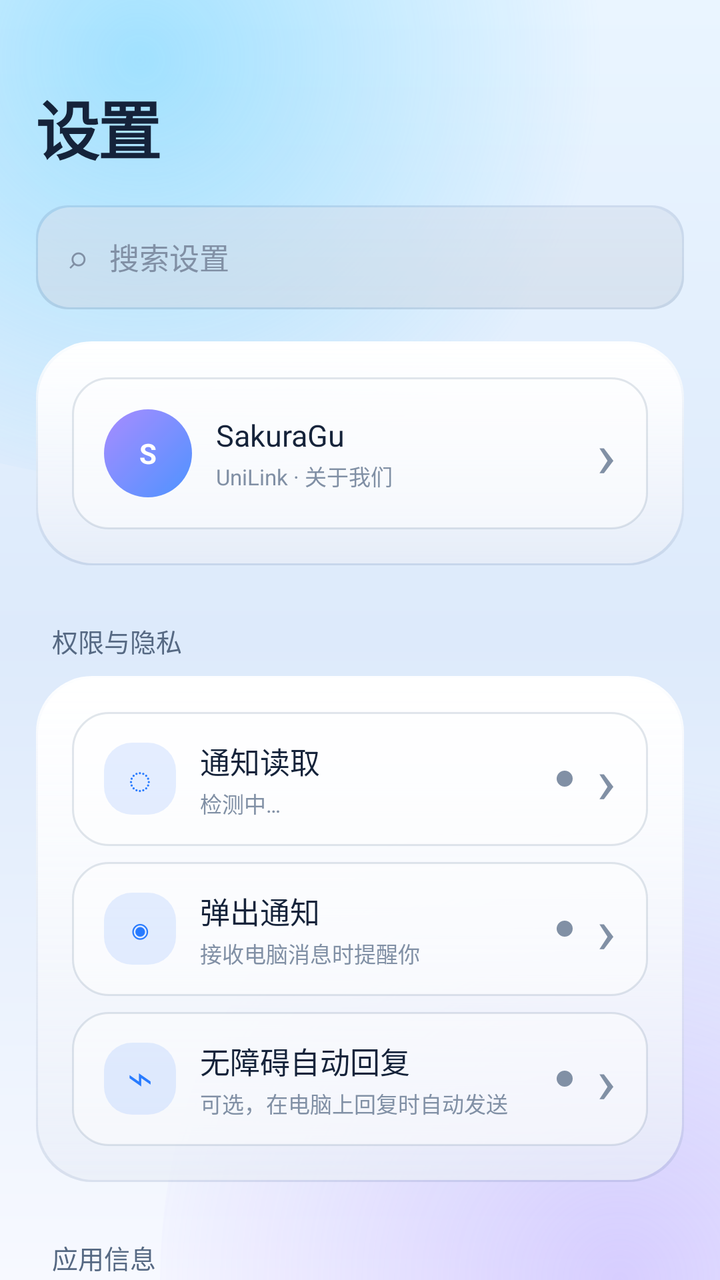
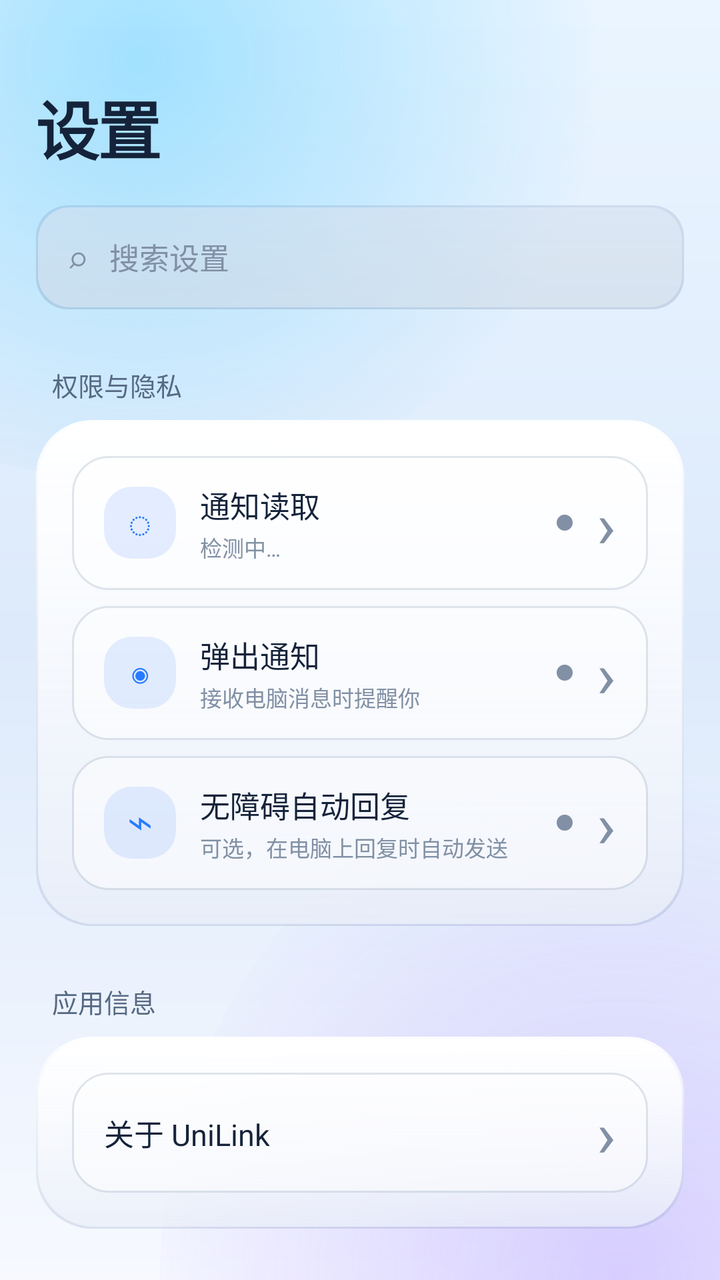

Before-and-after screenshots of an Android layout around one commit, followed by the original layout XML and the change that was made.
<!-- AndroidManifest.xml: application theme Theme.UniLink -->
<!-- res/layout/page_settings.xml -->
<?xml version="1.0" encoding="utf-8"?>
<ScrollView xmlns:android="http://schemas.android.com/apk/res/android" android:id="@+id/pageSettings" style="@style/PageScroll">
    <LinearLayout style="@style/PageColumn">
        <Space android:layout_width="match_parent" android:layout_height="@dimen/sp_3xl" />
        <TextView android:layout_width="wrap_content" android:layout_height="wrap_content" android:text="@string/tab_settings" style="@style/TextDisplay" />
        <TextView android:layout_width="match_parent" android:layout_height="52dp" android:layout_marginTop="@dimen/sp_lg" android:background="@drawable/field_glass" android:gravity="center_vertical" android:paddingStart="@dimen/sp_lg" android:text="⌕   搜索设置" android:textColor="@color/ink_tertiary" android:textSize="@dimen/t_body" />

        <LinearLayout android:layout_marginTop="@dimen/sp_lg" style="@style/CardGlass">
            <LinearLayout android:id="@+id/btnAbout" android:layout_width="match_parent" android:layout_height="76dp" android:background="@drawable/row_glass" android:clickable="true" android:focusable="true" android:gravity="center_vertical" android:orientation="horizontal" android:paddingStart="@dimen/sp_lg" android:paddingEnd="@dimen/sp_lg">
                <TextView android:layout_width="44dp" android:layout_height="44dp" android:background="@drawable/avatar_sakura" android:gravity="center" android:text="S" android:textColor="@android:color/white" android:textStyle="bold" />
                <LinearLayout android:layout_width="0dp" android:layout_height="wrap_content" android:layout_marginStart="@dimen/sp_md" android:layout_weight="1" android:orientation="vertical">
                    <TextView android:layout_width="wrap_content" android:layout_height="wrap_content" android:text="SakuraGu" style="@style/TextBody" />
                    <TextView android:layout_width="wrap_content" android:layout_height="wrap_content" android:layout_marginTop="2dp" android:text="UniLink · 关于我们" style="@style/TextCaption" />
                </LinearLayout>
                <TextView android:layout_width="wrap_content" android:layout_height="wrap_content" android:text="›" android:textColor="@color/ink_tertiary" android:textSize="32sp" />
            </LinearLayout>
        </LinearLayout>

        <TextView android:layout_width="wrap_content" android:layout_height="wrap_content" android:layout_marginTop="@dimen/sp_2xl" android:layout_marginStart="@dimen/sp_sm" android:text="权限与隐私" style="@style/TextLabel" />
        <LinearLayout android:layout_marginTop="@dimen/sp_sm" style="@style/CardGlass">
            <LinearLayout style="@style/InfoRow">
                <TextView android:layout_width="36dp" android:layout_height="36dp" android:background="@drawable/icon_tile" android:gravity="center" android:text="◌" android:textColor="@color/ac_primary" android:textSize="20sp" />
                <LinearLayout android:layout_width="0dp" android:layout_height="wrap_content" android:layout_marginStart="@dimen/sp_md" android:layout_weight="1" android:orientation="vertical">
                    <TextView android:layout_width="wrap_content" android:layout_height="wrap_content" android:text="@string/perm_notif_access" style="@style/TextBody" />
                    <TextView android:id="@+id/tvListener" android:layout_width="match_parent" android:layout_height="wrap_content" android:layout_marginTop="2dp" android:text="@string/perm_checking" style="@style/TextCaption" />
                </LinearLayout>
                <View android:id="@+id/dotNotifAccess" android:layout_width="8dp" android:layout_height="8dp" android:layout_marginEnd="@dimen/sp_md" android:background="@drawable/dot" />
                <TextView android:id="@+id/btnAccess" android:layout_width="wrap_content" android:layout_height="wrap_content" android:clickable="true" android:focusable="true" android:text="›" android:textColor="@color/ink_tertiary" android:textSize="32sp" />
            </LinearLayout>
            <LinearLayout android:layout_marginTop="@dimen/sp_sm" style="@style/InfoRow">
                <TextView android:layout_width="36dp" android:layout_height="36dp" android:background="@drawable/icon_tile" android:gravity="center" android:text="◉" android:textColor="@color/ac_primary" android:textSize="18sp" />
                <LinearLayout android:layout_width="0dp" android:layout_height="wrap_content" android:layout_marginStart="@dimen/sp_md" android:layout_weight="1" android:orientation="vertical">
                    <TextView android:layout_width="wrap_content" android:layout_height="wrap_content" android:text="@string/perm_notif_post" style="@style/TextBody" />
                    <TextView android:layout_width="match_parent" android:layout_height="wrap_content" android:layout_marginTop="2dp" android:text="@string/perm_notif_post_hint" style="@style/TextCaption" />
                </LinearLayout>
                <View android:id="@+id/dotNotifPost" android:layout_width="8dp" android:layout_height="8dp" android:layout_marginEnd="@dimen/sp_md" android:background="@drawable/dot" />
                <TextView android:id="@+id/btnPerm" android:layout_width="wrap_content" android:layout_height="wrap_content" android:clickable="true" android:focusable="true" android:text="›" android:textColor="@color/ink_tertiary" android:textSize="32sp" />
            </LinearLayout>
            <LinearLayout android:layout_marginTop="@dimen/sp_sm" style="@style/InfoRow">
                <TextView android:layout_width="36dp" android:layout_height="36dp" android:background="@drawable/icon_tile" android:gravity="center" android:text="⌁" android:textColor="@color/ac_primary" android:textSize="22sp" />
                <LinearLayout android:layout_width="0dp" android:layout_height="wrap_content" android:layout_marginStart="@dimen/sp_md" android:layout_weight="1" android:orientation="vertical">
                    <TextView android:layout_width="wrap_content" android:layout_height="wrap_content" android:text="@string/perm_a11y" style="@style/TextBody" />
                    <TextView android:id="@+id/tvA11y" android:layout_width="match_parent" android:layout_height="wrap_content" android:layout_marginTop="2dp" android:text="@string/perm_a11y_hint" style="@style/TextCaption" />
                </LinearLayout>
                <View android:id="@+id/dotA11y" android:layout_width="8dp" android:layout_height="8dp" android:layout_marginEnd="@dimen/sp_md" android:background="@drawable/dot" />
                <TextView android:id="@+id/btnA11y" android:layout_width="wrap_content" android:layout_height="wrap_content" android:clickable="true" android:focusable="true" android:text="›" android:textColor="@color/ink_tertiary" android:textSize="32sp" />
            </LinearLayout>
        </LinearLayout>

        <TextView android:layout_width="wrap_content" android:layout_height="wrap_content" android:layout_marginTop="@dimen/sp_2xl" android:layout_marginStart="@dimen/sp_sm" android:text="应用信息" style="@style/TextLabel" />
        <LinearLayout android:layout_marginTop="@dimen/sp_sm" style="@style/CardGlass">
            <LinearLayout android:id="@+id/btnAboutBottom" android:layout_width="match_parent" android:layout_height="60dp" android:background="@drawable/row_glass" android:clickable="true" android:focusable="true" android:gravity="center_vertical" android:orientation="horizontal" android:paddingStart="@dimen/sp_lg" android:paddingEnd="@dimen/sp_lg">
                <TextView android:layout_width="0dp" android:layout_height="wrap_content" android:layout_weight="1" android:text="关于 UniLink" style="@style/TextBody" />
                <TextView android:layout_width="wrap_content" android:layout_height="wrap_content" android:text="›" android:textColor="@color/ink_tertiary" android:textSize="32sp" />
            </LinearLayout>
        </LinearLayout>
    </LinearLayout>
</ScrollView>
<!-- resources referenced by this layout -->
<resources>
  <color name="ac_primary">#287BFF</color>
  <color name="ink_tertiary">#8190A5</color>
  <dimen name="sp_2xl">28dp</dimen>
  <dimen name="sp_3xl">40dp</dimen>
  <dimen name="sp_lg">16dp</dimen>
  <dimen name="sp_md">12dp</dimen>
  <dimen name="sp_sm">8dp</dimen>
  <dimen name="t_body">15sp</dimen>
  <!-- drawable avatar_sakura (drawable) -->
  <?xml version="1.0" encoding="utf-8"?>
  <shape xmlns:android="http://schemas.android.com/apk/res/android" android:shape="oval">
      <gradient android:angle="315" android:startColor="#A88CFF" android:endColor="#4E93FF" />
  </shape>
  <!-- drawable dot (drawable) -->
  <?xml version="1.0" encoding="utf-8"?>
  <shape xmlns:android="http://schemas.android.com/apk/res/android"
      android:shape="oval">
      <solid android:color="@color/ink_tertiary" />
  </shape>
  <!-- drawable icon_tile (drawable) -->
  <?xml version="1.0" encoding="utf-8"?>
  <shape xmlns:android="http://schemas.android.com/apk/res/android"
      android:shape="rectangle">
      <corners android:radius="@dimen/r_icon" />
      <solid android:color="@color/ac_primary_wash" />
  </shape>
  <string name="perm_a11y">无障碍自动回复</string>
  <string name="perm_a11y_hint">可选，在电脑上回复时自动发送</string>
  <string name="perm_checking">检测中…</string>
  <string name="perm_notif_access">通知读取</string>
  <string name="perm_notif_post">弹出通知</string>
  <string name="perm_notif_post_hint">接收电脑消息时提醒你</string>
  <string name="tab_settings">设置</string>
  <style name="PageColumn">
          <item name="android:layout_width">match_parent</item>
          <item name="android:layout_height">wrap_content</item>
          <item name="android:orientation">vertical</item>
      </style>
  <style name="TextBody">
          <item name="android:textSize">@dimen/t_body</item>
          <item name="android:textColor">@color/ink_primary</item>
      </style>
  <style name="TextCaption">
          <item name="android:textSize">@dimen/t_caption</item>
          <item name="android:textColor">@color/ink_tertiary</item>
      </style>
  <style name="TextDisplay">
          <item name="android:textSize">@dimen/t_display</item>
          <item name="android:textColor">@color/ink_primary</item>
          <item name="android:letterSpacing">-0.03</item>
          <item name="android:textStyle">bold</item>
          <item name="android:fontFamily">sans-serif</item>
      </style>
  <style name="TextLabel">
          <item name="android:textSize">@dimen/t_label</item>
          <item name="android:textColor">@color/ink_secondary</item>
          <item name="android:lineSpacingMultiplier">1.3</item>
      </style>
  <dimen name="r_control">16dp</dimen>
  <color name="field_edge">#36516E94</color>
  <color name="glass_edge_dark">#2B54709E</color>
  <dimen name="hairline">1dp</dimen>
  <color name="field_fill">#73EDF3FB</color>
  <dimen name="r_icon">14dp</dimen>
  <color name="ac_primary_wash">#254B8DFF</color>
  <color name="glass_press">#30FFFFFF</color>
  <dimen name="r_row">18dp</dimen>
  <color name="row_fill">#80FFFFFF</color>
  <color name="row_edge">#29446480</color>
  <dimen name="card_pad">18dp</dimen>
  <dimen name="h_row">60dp</dimen>
  <dimen name="gutter">18dp</dimen>
  <dimen name="dock_clearance">108dp</dimen>
  <color name="ink_primary">#15233A</color>
  <dimen name="t_caption">11sp</dimen>
  <dimen name="t_display">32sp</dimen>
  <dimen name="t_label">13sp</dimen>
  <color name="ink_secondary">#566983</color>
  <color name="transparent">#00000000</color>
  <dimen name="r_card">28dp</dimen>
  <color name="glass_edge_light">#EEFFFFFF</color>
  <color name="glass_fill_bottom">#A8F5F8FF</color>
  <color name="glass_fill_top">#D9FFFFFF</color>
  <color name="amb_mid">#DDEAFB</color>
  <color name="amb_bottom">#F7F9FF</color>
  <color name="amb_top">#EAF5FF</color>
  <color name="amb_glow_cyan_out">#0047C9FF</color>
  <color name="amb_glow_cyan">#7047C9FF</color>
  <color name="amb_glow_violet_out">#009F83FF</color>
  <color name="amb_glow_violet">#5D9F83FF</color>
</resources>

<!-- the commit's change to res/layout/page_settings.xml (unified diff, before → after) -->
@@ -4,17 +4,6 @@
         <Space android:layout_width="match_parent" android:layout_height="@dimen/sp_3xl" />
         <TextView android:layout_width="wrap_content" android:layout_height="wrap_content" android:text="@string/tab_settings" style="@style/TextDisplay" />
         <TextView android:layout_width="match_parent" android:layout_height="52dp" android:layout_marginTop="@dimen/sp_lg" android:background="@drawable/field_glass" android:gravity="center_vertical" android:paddingStart="@dimen/sp_lg" android:text="⌕   搜索设置" android:textColor="@color/ink_tertiary" android:textSize="@dimen/t_body" />
-
-        <LinearLayout android:layout_marginTop="@dimen/sp_lg" style="@style/CardGlass">
-            <LinearLayout android:id="@+id/btnAbout" android:layout_width="match_parent" android:layout_height="76dp" android:background="@drawable/row_glass" android:clickable="true" android:focusable="true" android:gravity="center_vertical" android:orientation="horizontal" android:paddingStart="@dimen/sp_lg" android:paddingEnd="@dimen/sp_lg">
-                <TextView android:layout_width="44dp" android:layout_height="44dp" android:background="@drawable/avatar_sakura" android:gravity="center" android:text="S" android:textColor="@android:color/white" android:textStyle="bold" />
-                <LinearLayout android:layout_width="0dp" android:layout_height="wrap_content" android:layout_marginStart="@dimen/sp_md" android:layout_weight="1" android:orientation="vertical">
-                    <TextView android:layout_width="wrap_content" android:layout_height="wrap_content" android:text="SakuraGu" style="@style/TextBody" />
-                    <TextView android:layout_width="wrap_content" android:layout_height="wrap_content" android:layout_marginTop="2dp" android:text="UniLink · 关于我们" style="@style/TextCaption" />
-                </LinearLayout>
-                <TextView android:layout_width="wrap_content" android:layout_height="wrap_content" android:text="›" android:textColor="@color/ink_tertiary" android:textSize="32sp" />
-            </LinearLayout>
-        </LinearLayout>
 
         <TextView android:layout_width="wrap_content" android:layout_height="wrap_content" android:layout_marginTop="@dimen/sp_2xl" android:layout_marginStart="@dimen/sp_sm" android:text="权限与隐私" style="@style/TextLabel" />
         <LinearLayout android:layout_marginTop="@dimen/sp_sm" style="@style/CardGlass">
<!-- resource entries referenced after the edit -->
@@ -8,11 +8,6 @@
   <dimen name="sp_md">12dp</dimen>
   <dimen name="sp_sm">8dp</dimen>
   <dimen name="t_body">15sp</dimen>
-  <!-- drawable avatar_sakura (drawable) -->
-  <?xml version="1.0" encoding="utf-8"?>
-  <shape xmlns:android="http://schemas.android.com/apk/res/android" android:shape="oval">
-      <gradient android:angle="315" android:startColor="#A88CFF" android:endColor="#4E93FF" />
-  </shape>
   <!-- drawable dot (drawable) -->
   <?xml version="1.0" encoding="utf-8"?>
   <shape xmlns:android="http://schemas.android.com/apk/res/android"
